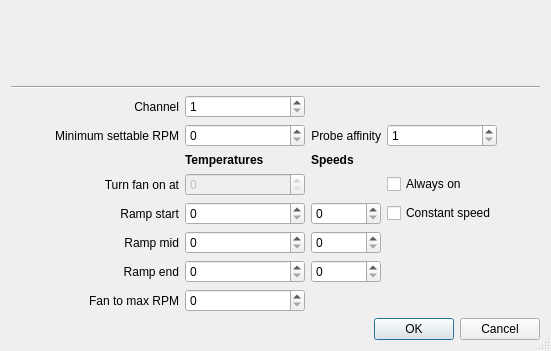
Above: gui_softwareautosetup.ui from Shub77/phoebetria-code before the change; both pictures show x 0 to 551 and y 203 to 554 of the 551 by 554 pixel window. Below: the same form after it.
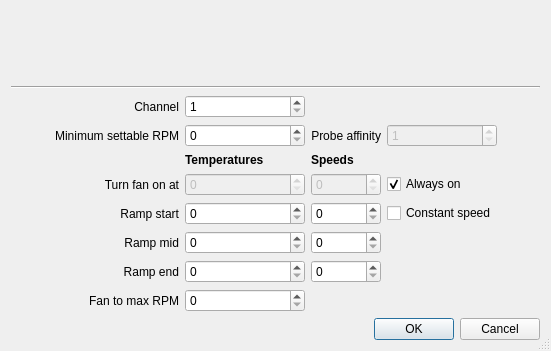
That is the form after the change. Custom widgets are drawn as their Qt base class.

Commit message: Transfer values from Fan Curve settings to GUI

```diff
--- a/gui_softwareautosetup.ui
+++ b/gui_softwareautosetup.ui
@@ -229,7 +229,10 @@
         </widget>
        </item>
        <item row="1" column="3">
-        <widget class="QSpinBox" name="spinBox_8">
+        <widget class="QSpinBox" name="ctrl_probeAffinity">
+         <property name="enabled">
+          <bool>false</bool>
+         </property>
          <property name="minimum">
           <number>1</number>
          </property>
@@ -242,6 +245,22 @@
         <widget class="QCheckBox" name="checkBox">
          <property name="text">
           <string>Always on</string>
+         </property>
+         <property name="checked">
+          <bool>true</bool>
+         </property>
+        </widget>
+       </item>
+       <item row="3" column="2">
+        <widget class="QSpinBox" name="ctrl_fanOnSpeed">
+         <property name="enabled">
+          <bool>false</bool>
+         </property>
+         <property name="maximum">
+          <number>65500</number>
+         </property>
+         <property name="singleStep">
+          <number>100</number>
          </property>
         </widget>
        </item>
```
Left out of the diff: 90 changed lines with no effect on the pictures. The commit also changes 2 other files.
